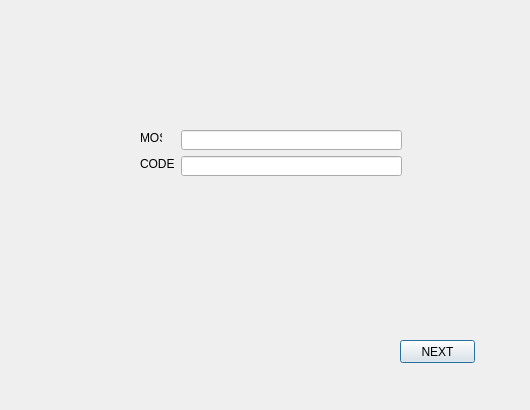
Old version of the form Paso2.ui in the repository JesusdelCas99/Laboratorio_de_Telematica_P2.
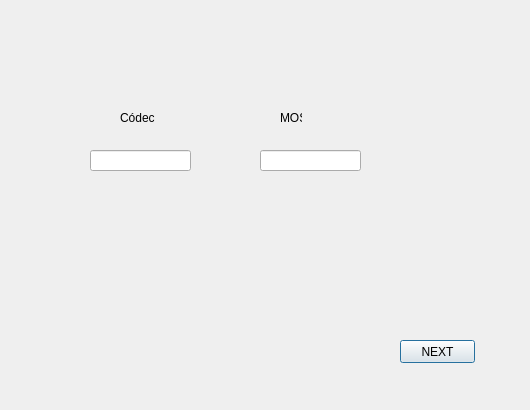
New version of the form.

Patch:
```diff
--- a/Paso2.ui
+++ b/Paso2.ui
@@ -16,8 +16,8 @@
   <widget class="QLabel" name="label">
    <property name="geometry">
     <rect>
-     <x>140</x>
-     <y>130</y>
+     <x>280</x>
+     <y>110</y>
      <width>22</width>
      <height>16</height>
     </rect>
@@ -29,33 +29,33 @@
   <widget class="QLineEdit" name="lineEdit">
    <property name="geometry">
     <rect>
-     <x>181</x>
-     <y>130</y>
-     <width>221</width>
-     <height>20</height>
+     <x>260</x>
+     <y>150</y>
+     <width>101</width>
+     <height>21</height>
     </rect>
    </property>
   </widget>
   <widget class="QLabel" name="label_2">
    <property name="geometry">
     <rect>
-     <x>140</x>
-     <y>156</y>
+     <x>120</x>
+     <y>110</y>
      <width>35</width>
      <height>16</height>
     </rect>
    </property>
    <property name="text">
-    <string>CODEC</string>
+    <string>Códec</string>
    </property>
   </widget>
   <widget class="QLineEdit" name="lineEdit_2">
    <property name="geometry">
     <rect>
-     <x>181</x>
-     <y>156</y>
-     <width>221</width>
-     <height>20</height>
+     <x>90</x>
+     <y>150</y>
+     <width>101</width>
+     <height>21</height>
     </rect>
    </property>
   </widget>
```
